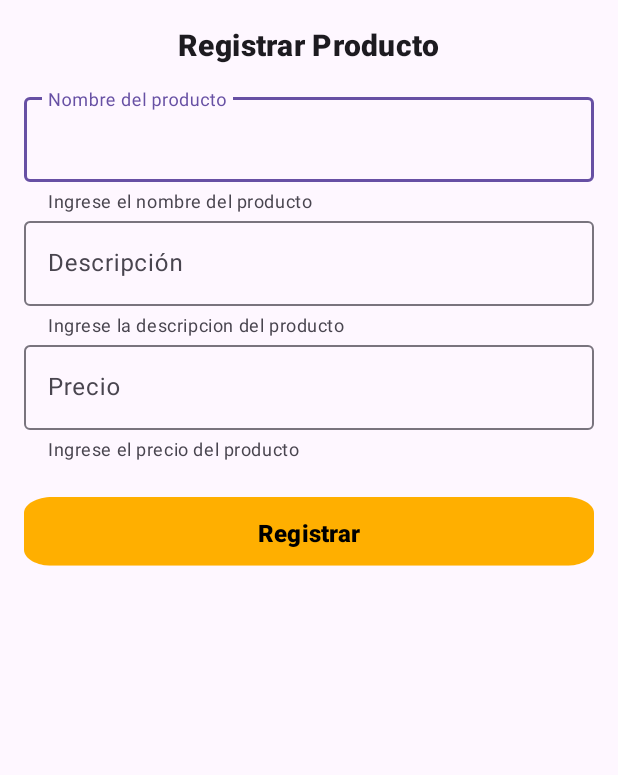
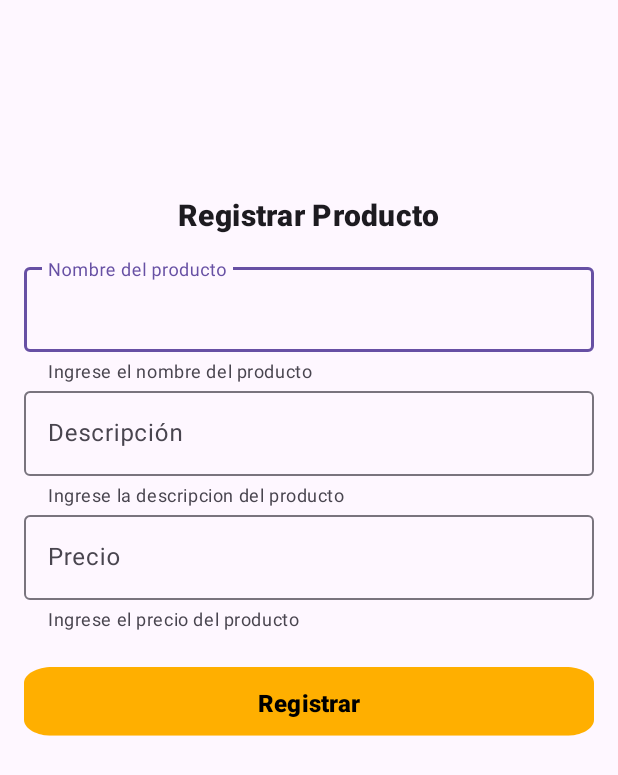
Before and after one commit to shinshini/proymovil, an Android app: the Registra_producto screen opened directly, with no data from a screen before it, on a phone screen of 412 x 824 dp. Shown: the top 775 px of the screen. Run offline under Robolectric (Android 15) with nearby library versions, the phone set to English and light mode, and no system bars.

Commit message:
se agrego nuevo documento

```diff
--- /dev/null
+++ b/app/src/main/java/com/example/myapplicationkotlin/db/SQLiteOpenHelper.kt
@@ -0,0 +1,5 @@
+package com.example.myapplicationkotlin.db
+
+class SQLiteOpenHelper {
+
+}
--- a/app/src/main/res/layout/activity_home.xml
+++ b/app/src/main/res/layout/activity_home.xml
@@ -6,6 +6,7 @@
     android:id="@+id/main"
     android:layout_width="match_parent"
     android:layout_height="match_parent"
+    android:background="@color/color1"
     tools:context=".Home">
 
     <TextView
@@ -49,6 +50,8 @@
             android:layout_height="0dp"
             android:layout_marginLeft="16dp"
             android:layout_marginRight="16dp"
+
+            app:cardBackgroundColor="@color/color2"
             android:layout_marginBottom="10dp"
             android:foreground="?selectableItemBackground"
             app:cardCornerRadius="8dp"
--- a/app/src/main/res/layout/activity_main.xml
+++ b/app/src/main/res/layout/activity_main.xml
@@ -79,6 +79,10 @@
             android:id="@+id/btnCalcularIVA"
             android:layout_width="match_parent"
             android:layout_height="wrap_content"
+            android:background="@drawable/caja"
+            app:backgroundTint="@null"
+            android:textColor="@color/black"
+            android:fontFamily="sans-serif-black"
             android:text="Calcular" />
 
         <TextView
--- a/app/src/main/res/layout/activity_registra_producto.xml
+++ b/app/src/main/res/layout/activity_registra_producto.xml
@@ -10,12 +10,13 @@
     <LinearLayout
         android:layout_width="match_parent"
         android:layout_height="wrap_content"
+        android:layout_marginTop="113dp"
         android:orientation="vertical"
         android:padding="16dp"
         app:layout_constraintEnd_toEndOf="parent"
         app:layout_constraintHorizontal_bias="0.0"
         app:layout_constraintStart_toStartOf="parent"
-        tools:layout_editor_absoluteY="113dp"
+        app:layout_constraintTop_toTopOf="parent"
         tools:ignore="MissingConstraints">
 
         <!-- Título de la pantalla -->
@@ -23,8 +24,8 @@
             android:layout_width="wrap_content"
             android:layout_height="wrap_content"
             android:layout_gravity="center_horizontal"
+            android:fontFamily="sans-serif-black"
             android:paddingBottom="16dp"
-            android:fontFamily="sans-serif-black"
             android:text="Registrar Producto"
             android:textAppearance="@style/TextAppearance.MaterialComponents.Headline6" />
 
@@ -64,8 +65,7 @@
             <com.google.android.material.textfield.TextInputEditText
                 android:layout_width="match_parent"
                 android:layout_height="wrap_content"
-                android:inputType="numberDecimal"
-              />
+                android:inputType="numberDecimal" />
         </com.google.android.material.textfield.TextInputLayout>
 
         <!-- Botón de registrar -->
```
Also changed, not shown: 1 other file.
